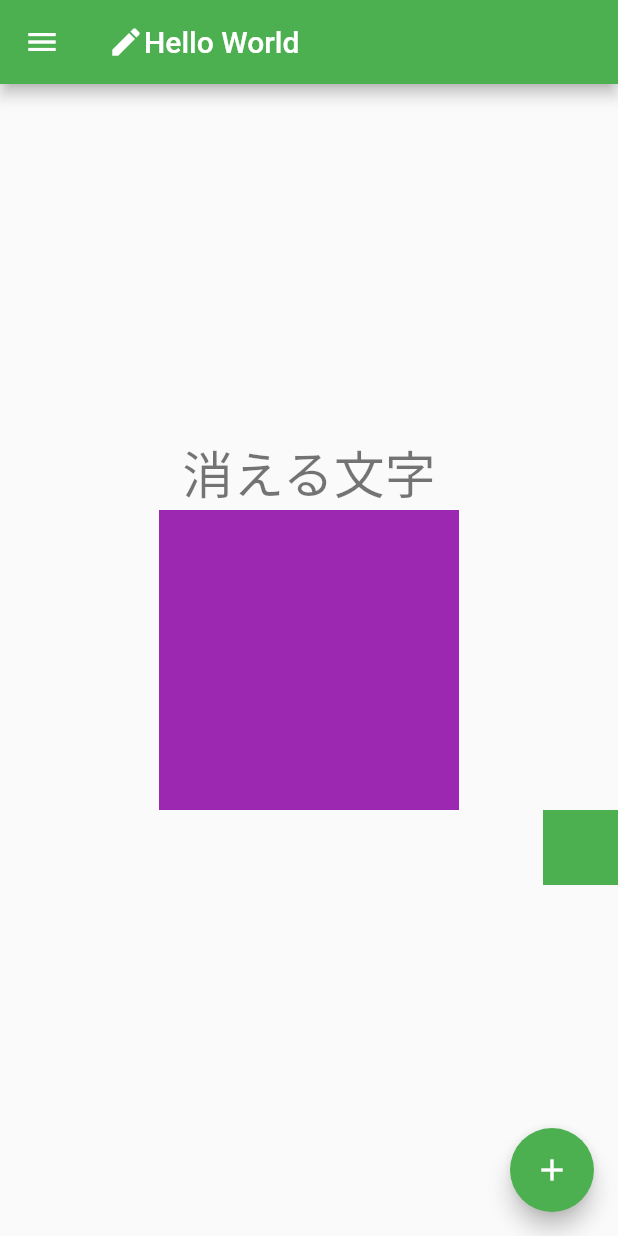
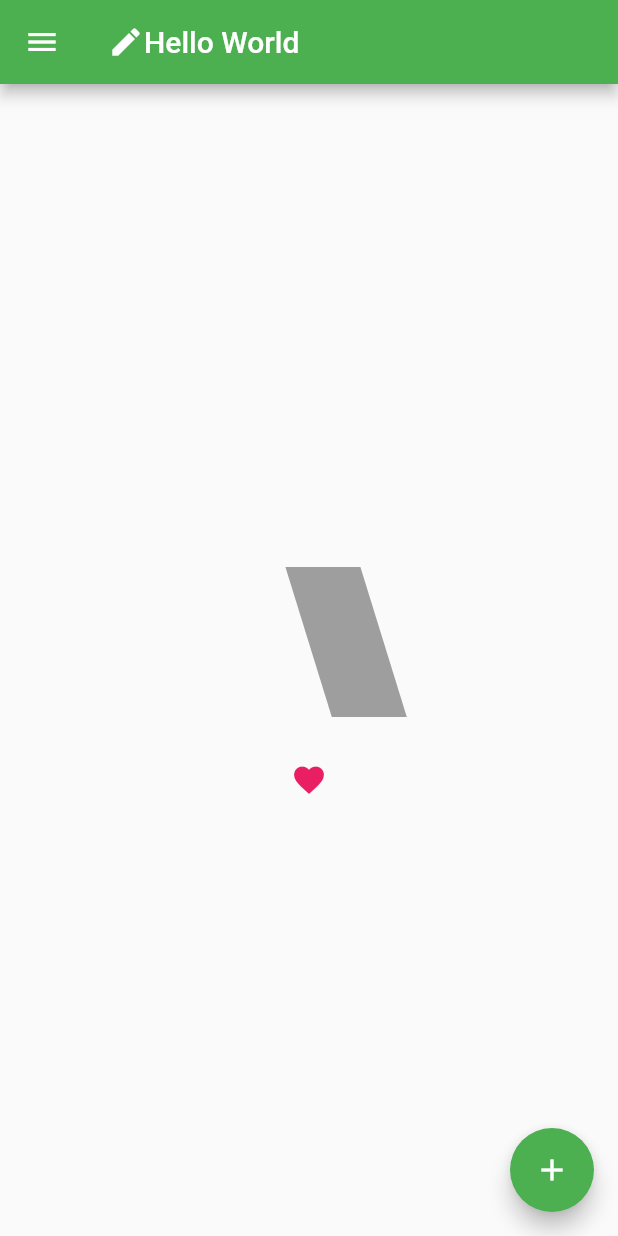
Before and after one commit to p238049y/paractice, a Flutter app: the screen it shows after launch, in the side drawer, after a tap on the "add" icon, on a phone screen of 412 x 824 dp. Run offline on Flutter 3.47's test engine with Material 2 defaults, Android fonts, the phone set to English and light mode, and no system bars; our stand-ins replace shared_preferences.

Commit message:
[update]#4 AnimatedOpacity,AnimatedSize,AnimatedAlignを削除し、AnimatedContainer,AnimatedSwitcherを追加
[タスク]初級編をクリアする[update]

```diff
--- a/my_app/lib/main.dart
+++ b/my_app/lib/main.dart
@@ -1,7 +1,6 @@
 import 'package:flutter/material.dart';
 import 'package:my_app/hello_world/TestPage2.dart';
 import 'package:my_app/hello_world/TestPage3.dart';
-import 'package:url_launcher/url_launcher.dart';
 import 'package:my_app/hello_world/TestPage1.dart';
 
 void main() {
@@ -37,7 +36,7 @@ class MyHomePage extends StatefulWidget {
   _MyHomePageState createState() => _MyHomePageState();
 }
 
-class _MyHomePageState extends State<MyHomePage> with TickerProviderStateMixin{
+class _MyHomePageState extends State<MyHomePage> {
   bool flag = false;
 
   _click() async {
@@ -61,27 +60,19 @@ class _MyHomePageState extends State<MyHomePage> with TickerProviderStateMixin{
         child: Column(
           mainAxisAlignment: MainAxisAlignment.center,
           children: <Widget>[
-            AnimatedOpacity(
-                opacity: flag ? 0.1 : 1.0,
-                duration: const Duration(seconds: 3),
-                child: Text(
-                  "消える文字",
-                  style: Theme.of(context).textTheme.headline4,
-                )),
-            AnimatedSize(
-                vsync: this,
-                duration: const Duration(seconds: 3),
-                child: SizedBox(
-                    width: flag ? 50 : 200,
-                    height: flag ? 50 : 200,
-                    child: Container(color: Colors.purple))),
-            AnimatedAlign(
-                duration: const Duration(seconds: 3),
-                alignment: flag ? Alignment.topLeft : Alignment.bottomRight,
-                child: SizedBox(
-                    width: 50,
-                    height: 50,
-                    child: Container(color: Colors.green)))
+            AnimatedContainer(
+              duration: const Duration(seconds: 3),
+              width: flag ? 100 : 50,
+              height: flag ? 50 : 100,
+              padding: flag ? const EdgeInsets.all(0) : const EdgeInsets.all(30),
+              margin: flag ? const EdgeInsets.all(0) : const EdgeInsets.all(30),
+              transform: flag ? Matrix4.skewX(0.0) : Matrix4.skewX(0.3),
+              color: flag ? Colors.blue : Colors.grey,
+            ),
+            AnimatedSwitcher(
+              duration: const Duration(seconds: 3),
+              child: flag ? const Text("ないもない") : const Icon(Icons.favorite, color: Colors.pink),
+            )
           ],
         ),
         // child: TestPage1(),
@@ -95,15 +86,13 @@ class _MyHomePageState extends State<MyHomePage> with TickerProviderStateMixin{
         //   }
         // ),
       ),
-      floatingActionButton: FloatingActionButton(
-        key: const Key('increment'),
-        onPressed: () => {
-          _click,
-          print('押した')
-        },
-        tooltip: 'Increment',
-        child: const Icon(Icons.add),
-      ),
+      floatingActionButton:
+        Row(mainAxisAlignment: MainAxisAlignment.end, children: [
+          FloatingActionButton(
+            onPressed: _click,
+            child: const Icon(Icons.add),
+          ),
+        ])
     );
   }
 }
```
